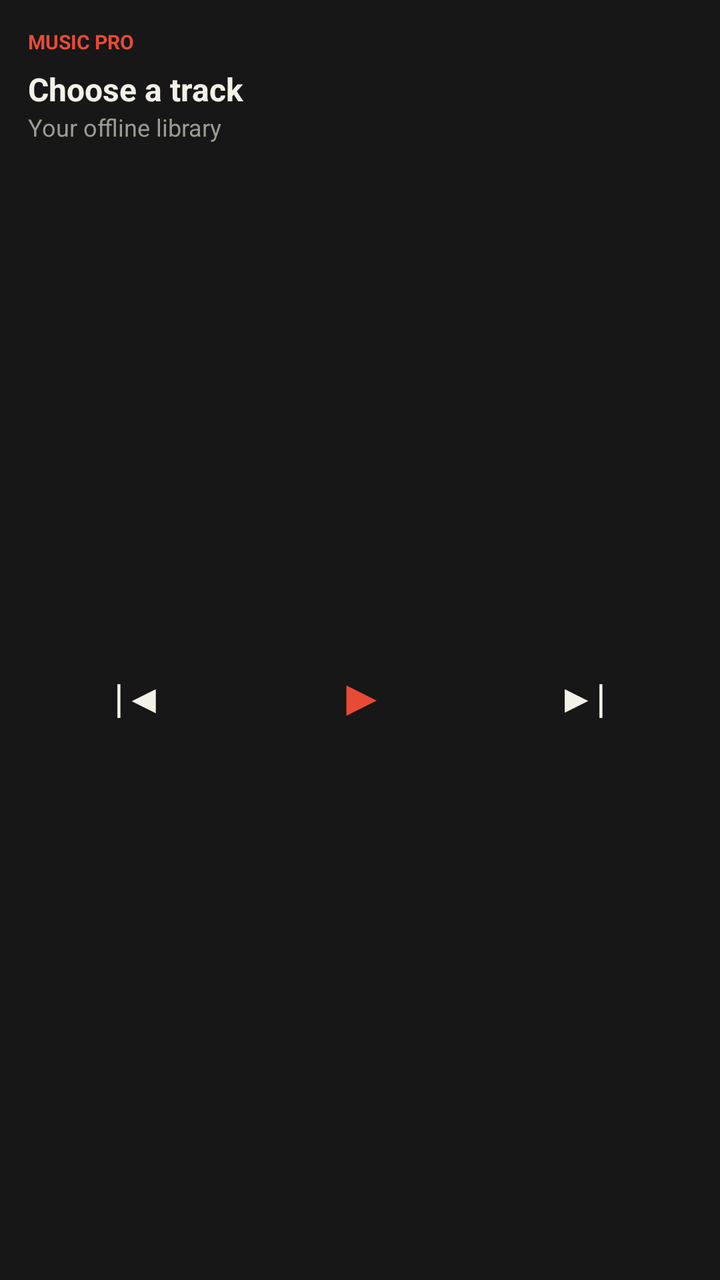
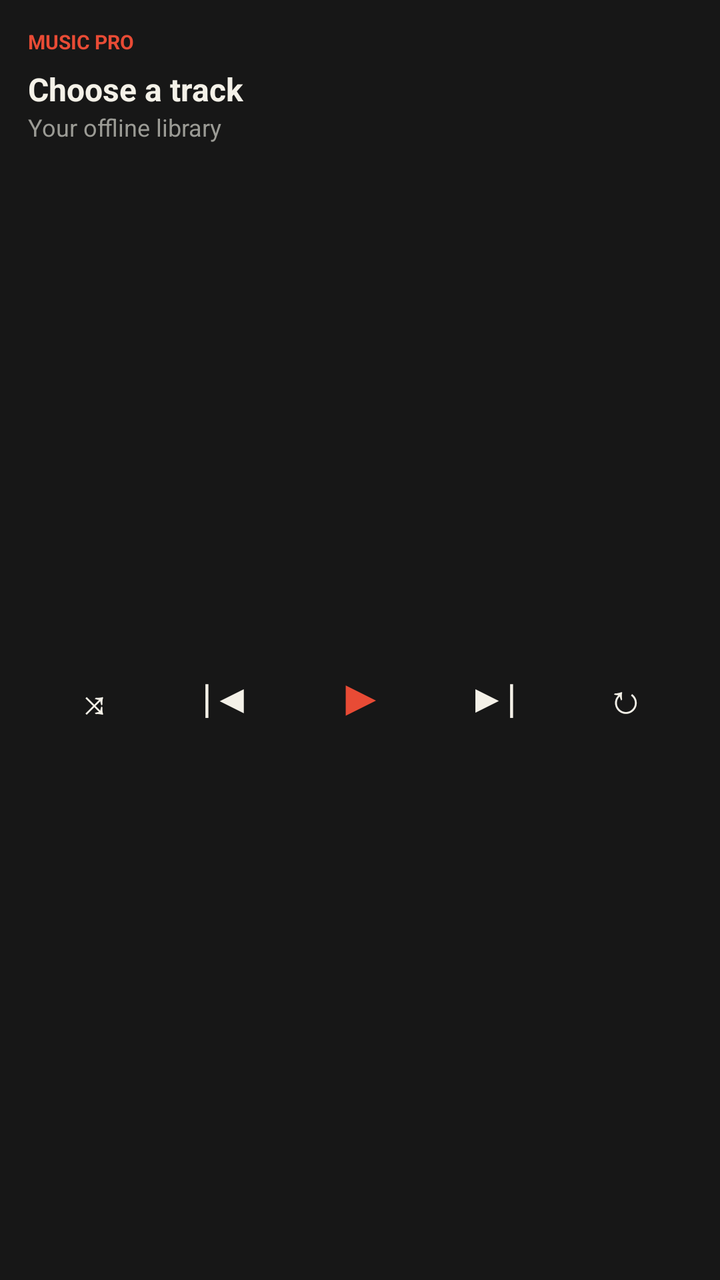

An Android layout rendered at two revisions. The XML below is the earlier revision; the diff shows what the commit changed to produce the second picture.
<!-- AndroidManifest.xml: application theme android:Theme.Material.NoActionBar -->
<!-- res/layout/music_widget.xml -->
<?xml version="1.0" encoding="utf-8"?>
<LinearLayout xmlns:android="http://schemas.android.com/apk/res/android"
    android:layout_width="match_parent"
    android:layout_height="match_parent"
    android:orientation="vertical"
    android:padding="14dp"
    android:background="#171717">
    <TextView
        android:id="@+id/widget_brand"
        android:layout_width="match_parent"
        android:layout_height="wrap_content"
        android:text="MUSIC PRO"
        android:textColor="#E84B35"
        android:textStyle="bold"
        android:textSize="10sp" />
    <TextView
        android:id="@+id/widget_title"
        android:layout_width="match_parent"
        android:layout_height="wrap_content"
        android:layout_marginTop="6dp"
        android:text="Choose a track"
        android:textColor="#F4F1E8"
        android:textStyle="bold"
        android:textSize="16sp"
        android:maxLines="1"
        android:ellipsize="end" />
    <TextView
        android:id="@+id/widget_artist"
        android:layout_width="match_parent"
        android:layout_height="wrap_content"
        android:text="Your offline library"
        android:textColor="#9B9B95"
        android:textSize="12sp"
        android:maxLines="1"
        android:ellipsize="end" />
    <LinearLayout
        android:layout_width="match_parent"
        android:layout_height="0dp"
        android:layout_weight="1"
        android:gravity="center"
        android:orientation="horizontal">
        <TextView android:id="@+id/widget_previous" android:layout_width="0dp" android:layout_height="44dp" android:layout_weight="1" android:gravity="center" android:text="|◀" android:textColor="#F4F1E8" android:textSize="20sp" />
        <TextView android:id="@+id/widget_play" android:layout_width="0dp" android:layout_height="44dp" android:layout_weight="1" android:gravity="center" android:text="▶" android:textColor="#E84B35" android:textSize="24sp" android:textStyle="bold" />
        <TextView android:id="@+id/widget_next" android:layout_width="0dp" android:layout_height="44dp" android:layout_weight="1" android:gravity="center" android:text="▶|" android:textColor="#F4F1E8" android:textSize="20sp" />
    </LinearLayout>
</LinearLayout>
<!-- resources referenced by this layout -->
<resources>

</resources>

<!-- the commit's change to res/layout/music_widget.xml (unified diff, before → after) -->
@@ -39,8 +39,10 @@
         android:layout_weight="1"
         android:gravity="center"
         android:orientation="horizontal">
-        <TextView android:id="@+id/widget_previous" android:layout_width="0dp" android:layout_height="44dp" android:layout_weight="1" android:gravity="center" android:text="|◀" android:textColor="#F4F1E8" android:textSize="20sp" />
-        <TextView android:id="@+id/widget_play" android:layout_width="0dp" android:layout_height="44dp" android:layout_weight="1" android:gravity="center" android:text="▶" android:textColor="#E84B35" android:textSize="24sp" android:textStyle="bold" />
-        <TextView android:id="@+id/widget_next" android:layout_width="0dp" android:layout_height="44dp" android:layout_weight="1" android:gravity="center" android:text="▶|" android:textColor="#F4F1E8" android:textSize="20sp" />
+        <TextView android:id="@+id/widget_shuffle" android:layout_width="0dp" android:layout_height="44dp" android:layout_weight="1" android:gravity="center" android:text="⤨" android:contentDescription="Toggle shuffle" android:textColor="#F4F1E8" android:textSize="20sp" />
+        <TextView android:id="@+id/widget_previous" android:layout_width="0dp" android:layout_height="44dp" android:layout_weight="1" android:gravity="center" android:text="|◀" android:contentDescription="Previous track" android:textColor="#F4F1E8" android:textSize="20sp" />
+        <TextView android:id="@+id/widget_play" android:layout_width="0dp" android:layout_height="44dp" android:layout_weight="1" android:gravity="center" android:text="▶" android:contentDescription="Play or pause" android:textColor="#E84B35" android:textSize="24sp" android:textStyle="bold" />
+        <TextView android:id="@+id/widget_next" android:layout_width="0dp" android:layout_height="44dp" android:layout_weight="1" android:gravity="center" android:text="▶|" android:contentDescription="Next track" android:textColor="#F4F1E8" android:textSize="20sp" />
+        <TextView android:id="@+id/widget_repeat" android:layout_width="0dp" android:layout_height="44dp" android:layout_weight="1" android:gravity="center" android:text="↻" android:contentDescription="Toggle repeat" android:textColor="#F4F1E8" android:textSize="20sp" />
     </LinearLayout>
 </LinearLayout>
